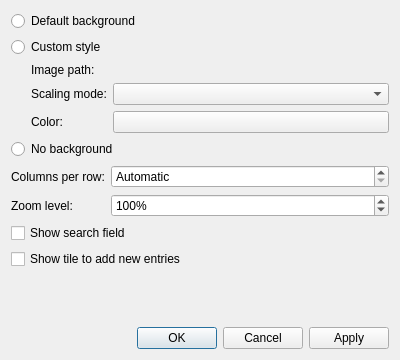
Old version of the form src/modules/windows/web/StartPagePreferencesDialog.ui in the repository OtterBrowser/otter-browser.
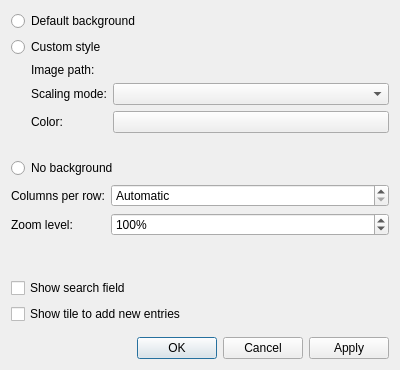
New version of the form. Custom widgets are drawn as their Qt base class.

```diff
--- a/src/modules/windows/web/StartPagePreferencesDialog.ui
+++ b/src/modules/windows/web/StartPagePreferencesDialog.ui
@@ -7,7 +7,7 @@
     <x>0</x>
     <y>0</y>
     <width>400</width>
-    <height>360</height>
+    <height>370</height>
    </rect>
   </property>
   <property name="windowTitle">
@@ -190,12 +190,6 @@
      <property name="orientation">
       <enum>Qt::Vertical</enum>
      </property>
-     <property name="sizeHint" stdset="0">
-      <size>
-       <width>0</width>
-       <height>0</height>
-      </size>
-     </property>
     </spacer>
    </item>
    <item>
```
